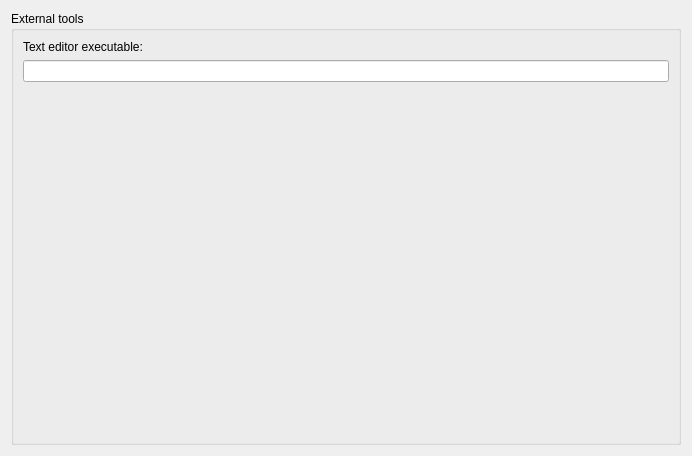
This is MasterSimulatorUI/src/MSIMPreferencesPageGeneral.ui in ghorwin/MasterSim as Qt 5 draws it before an edit. The edited form follows.
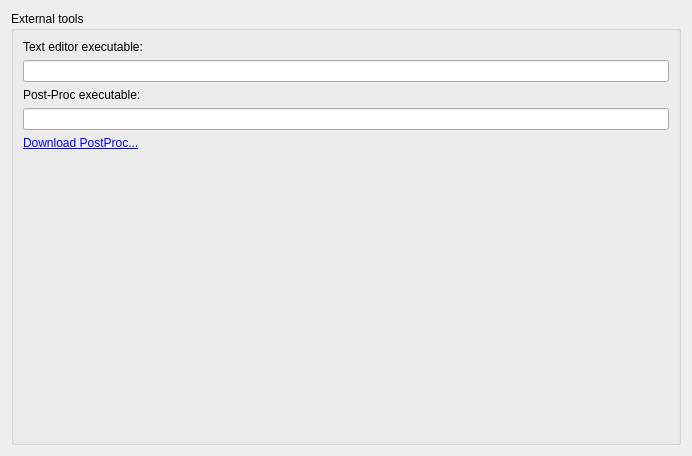
This is the edited form. Custom widgets are drawn as their Qt base class.

Commit message: Added post-proc bindings to allow starting of post-proc from the software.

```diff
--- a/MasterSimulatorUI/src/MSIMPreferencesPageGeneral.ui
+++ b/MasterSimulatorUI/src/MSIMPreferencesPageGeneral.ui
@@ -16,25 +16,49 @@
      <property name="title">
       <string>External tools</string>
      </property>
-     <layout class="QGridLayout" name="gridLayout">
-      <item row="1" column="0" colspan="2">
-       <widget class="MSIMBrowseFilenameWidget" name="filepathTextEditor">
-        <property name="minimumSize">
-         <size>
-          <width>0</width>
-          <height>20</height>
-         </size>
-        </property>
-       </widget>
-      </item>
-      <item row="0" column="0">
+     <layout class="QVBoxLayout" name="verticalLayout_2">
+      <item>
        <widget class="QLabel" name="label">
         <property name="text">
          <string>Text editor executable:</string>
         </property>
        </widget>
       </item>
-      <item row="2" column="0">
+      <item>
+       <widget class="MSIMBrowseFilenameWidget" name="filepathTextEditor">
+        <property name="minimumSize">
+         <size>
+          <width>0</width>
+          <height>20</height>
+         </size>
+        </property>
+       </widget>
+      </item>
+      <item>
+       <widget class="QLabel" name="label_2">
+        <property name="text">
+         <string>Post-Proc executable:</string>
+        </property>
+       </widget>
+      </item>
+      <item>
+       <widget class="MSIMBrowseFilenameWidget" name="filepathPostProcExecutable">
+        <property name="minimumSize">
+         <size>
+          <width>0</width>
+          <height>20</height>
+         </size>
+        </property>
+       </widget>
+      </item>
+      <item>
+       <widget class="QLabel" name="label_3">
+        <property name="text">
+         <string>&lt;html&gt;&lt;head/&gt;&lt;body&gt;&lt;p&gt;&lt;a href=&quot;https://bauklimatik-dresden.de/downloads.php&quot;&gt;&lt;span style=&quot; text-decoration: underline; color:#0000ff;&quot;&gt;Download PostProc...&lt;/span&gt;&lt;/a&gt;&lt;/p&gt;&lt;/body&gt;&lt;/html&gt;</string>
+        </property>
+       </widget>
+      </item>
+      <item>
        <spacer name="verticalSpacer_3">
         <property name="orientation">
          <enum>Qt::Vertical</enum>
```
The commit also changes 25 other files.
